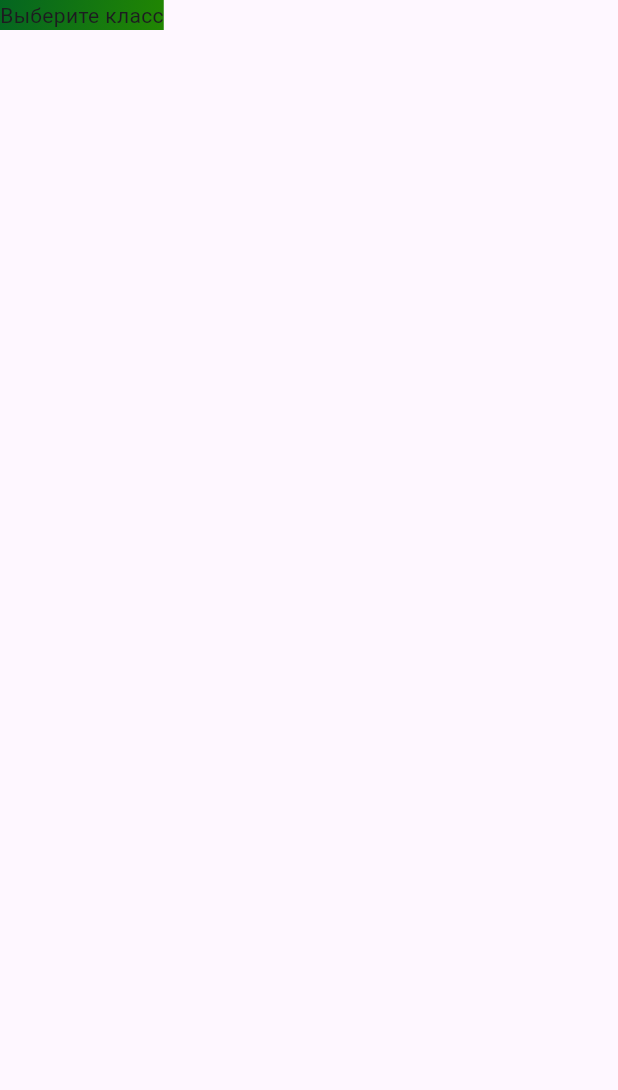
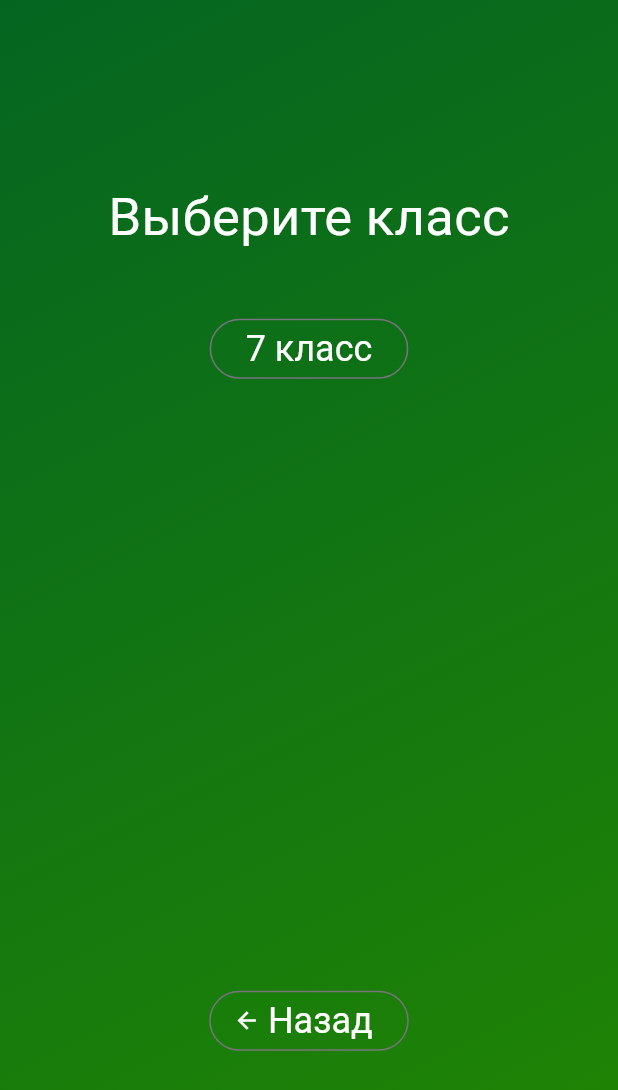
Before and after one commit to YurauMaksim/math_app, a Flutter app: the screen it shows after launch, after a tap on "Математика", on a phone screen of 412 x 824 dp. Shown: the top 1090 px of the screen. Run offline on Flutter 3.47's test engine with Material 3 defaults, Android fonts, the phone set to English and light mode, and no system bars.

Commit message:
Change grades_choosing page, add button back and button class

```diff
--- a/lib/screens/grades_choosing.dart
+++ b/lib/screens/grades_choosing.dart
@@ -1,10 +1,37 @@
 import 'package:flutter/material.dart';
 
 class GradesChoosing extends StatelessWidget {
-  const GradesChoosing({super.key});
-
   @override
   Widget build(BuildContext context) {
-    return const Text('Выберите класс');
+    return Center(
+      child: Column(
+        mainAxisSize: MainAxisSize.min,
+        children: [
+          const Text(
+            'Выберите класс',
+            style: TextStyle(fontSize: 35, color: Colors.white),
+          ),
+          const SizedBox(
+            height: 39,
+          ),
+          OutlinedButton(
+              onPressed: () {},
+              style: OutlinedButton.styleFrom(
+                  foregroundColor: Colors.white,
+                  textStyle: const TextStyle(fontSize: 24)),
+              child: const Text('7 класс')),
+          const SizedBox(
+            height: 400,
+          ),
+          OutlinedButton.icon(
+              onPressed: () {},
+              style: OutlinedButton.styleFrom(
+                  foregroundColor: Colors.white,
+                  textStyle: const TextStyle(fontSize: 24)),
+              icon: const Icon(Icons.arrow_back),
+              label: const Text('Назад'))
+        ],
+      ),
+    );
   }
 }
--- a/lib/screens/math.dart
+++ b/lib/screens/math.dart
@@ -22,7 +22,7 @@ class _MathState extends State<Math> {
 
   void switchScreen() {
     setState(() {
-      activeScreen = const GradesChoosing();
+      activeScreen = GradesChoosing();
     });
   }
 
```
